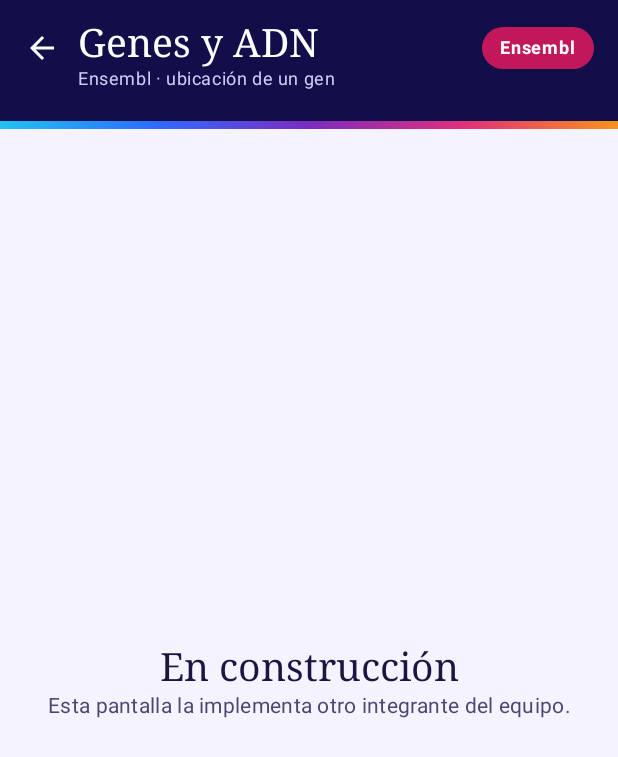
After one commit to Nox4dr1/android-app-API-Practica, an Android app built with Jetpack Compose: the GenesScreen screen opened through its navigation route, on a phone screen of 412 x 824 dp. The commit adds this screen. Shown: the top 757 px of the screen. Run offline under Robolectric (Android 15) with nearby library versions, the phone set to English and light mode, and no system bars.

Commit message:
feat: agrega menú, pantallas temporales y navegación

```diff
--- a/app/build.gradle.kts
+++ b/app/build.gradle.kts
@@ -45,6 +45,7 @@ dependencies {
     implementation(libs.androidx.compose.ui.tooling.preview)
     implementation(libs.androidx.core.ktx)
     implementation(libs.androidx.lifecycle.runtime.ktx)
+    implementation(libs.androidx.material3)
     testImplementation(libs.junit)
     androidTestImplementation(platform(libs.androidx.compose.bom))
     androidTestImplementation(libs.androidx.compose.ui.test.junit4)
--- /dev/null
+++ b/app/src/main/java/com/example/api_practica/ui/genes/GenesScreen.kt
@@ -0,0 +1,16 @@
+package com.example.api_practica.ui.genes
+
+import androidx.compose.runtime.Composable
+import com.example.api_practica.ui.components.PantallaEnConstruccion
+import com.example.api_practica.ui.theme.AcentoEnsembl
+
+@Composable
+fun GenesScreen(onVolver: () -> Unit) {
+    PantallaEnConstruccion(
+        titulo = "Genes y ADN",
+        subtitulo = "Ensembl · ubicación de un gen",
+        etiqueta = "Ensembl",
+        colorEtiqueta = AcentoEnsembl,
+        onVolver = onVolver
+    )
+}
--- /dev/null
+++ b/app/src/main/java/com/example/api_practica/ui/menu/MenuScreen.kt
@@ -0,0 +1,153 @@
+package com.example.api_practica.ui.menu
+
+import androidx.compose.foundation.BorderStroke
+import androidx.compose.foundation.Image
+import com.example.api_practica.R
+import androidx.compose.foundation.background
+import androidx.compose.foundation.layout.Arrangement
+import androidx.compose.foundation.layout.Box
+import androidx.compose.foundation.layout.Column
+import androidx.compose.foundation.layout.Row
+import androidx.compose.foundation.layout.fillMaxSize
+import androidx.compose.foundation.layout.fillMaxWidth
+import androidx.compose.foundation.layout.height
+import androidx.compose.foundation.layout.padding
+import androidx.compose.foundation.layout.size
+import androidx.compose.foundation.layout.statusBarsPadding
+import androidx.compose.foundation.shape.RoundedCornerShape
+import androidx.compose.material.icons.Icons
+import androidx.compose.material.icons.automirrored.filled.Article
+import androidx.compose.material.icons.automirrored.filled.KeyboardArrowRight
+import androidx.compose.material.icons.filled.Biotech
+import androidx.compose.material.icons.filled.Eco
+import androidx.compose.material.icons.filled.PhotoCamera
+import androidx.compose.material3.Card
+import androidx.compose.material3.CardDefaults
+import androidx.compose.material3.Icon
+import androidx.compose.material3.MaterialTheme
+import androidx.compose.material3.Text
+import androidx.compose.runtime.Composable
+import androidx.compose.ui.Alignment
+import androidx.compose.ui.Modifier
+import androidx.compose.ui.graphics.Brush
+import androidx.compose.ui.graphics.Color
+import androidx.compose.ui.graphics.vector.ImageVector
+import androidx.compose.ui.res.painterResource
+import androidx.compose.ui.res.stringResource
+import androidx.compose.ui.text.font.FontWeight
+import androidx.compose.ui.unit.dp
+import com.example.api_practica.ui.theme.AzulNoche
+import com.example.api_practica.ui.theme.AzulVivo
+import com.example.api_practica.ui.theme.BordeSuave
+import com.example.api_practica.ui.theme.DegradadoMarca
+import com.example.api_practica.ui.theme.Magenta
+import com.example.api_practica.ui.theme.Morado
+import com.example.api_practica.ui.theme.Naranja
+import com.example.api_practica.ui.theme.TextoSecundario
+import com.example.api_practica.ui.theme.TextoSobreNoche
+
+/**
+ * Menú principal: encabezado con logo y nombre de la app, y una tarjeta por API.
+ * Solo avisa el clic; no navega por sí mismo (eso lo decide AppNavigation).
+ */
+@Composable
+fun MenuScreen(
+    onIrAEspecies: () -> Unit,
+    onIrAArticulos: () -> Unit,
+    onIrAGenes: () -> Unit,
+    onIrATaxones: () -> Unit
+) {
+    Column(Modifier.fillMaxSize().background(MaterialTheme.colorScheme.background)) {
+        EncabezadoMenu()
+        Text(
+            "EXPLORA",
+            modifier = Modifier.padding(start = 20.dp, top = 20.dp, bottom = 10.dp),
+            style = MaterialTheme.typography.labelLarge,
+            color = TextoSecundario
+        )
+        Column(
+            modifier = Modifier.padding(horizontal = 20.dp),
+            verticalArrangement = Arrangement.spacedBy(10.dp)
+        ) {
+            OpcionMenu("Especies", "GBIF · clasificación de una especie", Icons.Filled.Eco, Naranja, onIrAEspecies)
+            OpcionMenu("Artículos científicos", "Crossref · publicaciones sobre un tema", Icons.AutoMirrored.Filled.Article, AzulVivo, onIrAArticulos)
+            OpcionMenu("Genes y ADN", "Ensembl · ubicación de un gen", Icons.Filled.Biotech, Magenta, onIrAGenes)
+            OpcionMenu("Fotos de especies", "iNaturalist · foto y nombre común", Icons.Filled.PhotoCamera, Morado, onIrATaxones)
+        }
+    }
+}
+
+/** Encabezado azul noche con el logo, el nombre y la franja de degradado. */
+@Composable
+private fun EncabezadoMenu() {
+    Column(
+        modifier = Modifier.fillMaxWidth().background(AzulNoche).statusBarsPadding()
+            .padding(start = 20.dp, end = 20.dp, top = 28.dp, bottom = 24.dp),
+        verticalArrangement = Arrangement.spacedBy(12.dp)
+    ) {
+        Row(
+            verticalAlignment = Alignment.CenterVertically,
+            horizontalArrangement = Arrangement.spacedBy(14.dp)
+        ) {
+            Image(
+                painter = painterResource(R.drawable.ic_logo),
+                contentDescription = "Logo: hélice de ADN que crece como un árbol",
+                modifier = Modifier.size(width = 62.dp, height = 72.dp)
+            )
+            Text(
+                stringResource(R.string.app_name),
+                style = MaterialTheme.typography.headlineLarge,
+                color = Color.White
+            )
+        }
+        Text(
+            "Una app para investigar especies y ADN desde tu celular.",
+            style = MaterialTheme.typography.bodyMedium,
+            color = TextoSobreNoche
+        )
+    }
+    Box(
+        Modifier.fillMaxWidth().height(5.dp)
+            .background(Brush.horizontalGradient(DegradadoMarca))
+    )
+}
+
+/** Tarjeta de una API: ícono en un cuadro de color, título, subtítulo y flecha. */
+@Composable
+private fun OpcionMenu(
+    titulo: String,
+    subtitulo: String,
+    icono: ImageVector,
+    color: Color,
+    onClick: () -> Unit
+) {
+    Card(
+        onClick = onClick,
+        modifier = Modifier.fillMaxWidth(),
+        shape = RoundedCornerShape(18.dp),
+        colors = CardDefaults.cardColors(containerColor = Color.White),
+        border = BorderStroke(1.dp, BordeSuave)
+    ) {
+        Row(
+            modifier = Modifier.padding(14.dp),
+            verticalAlignment = Alignment.CenterVertically,
+            horizontalArrangement = Arrangement.spacedBy(14.dp)
+        ) {
+            Box(
+                modifier = Modifier.size(52.dp).background(color, RoundedCornerShape(16.dp)),
+                contentAlignment = Alignment.Center
+            ) {
+                Icon(icono, contentDescription = null, tint = Color.White)
+            }
+            Column(Modifier.weight(1f)) {
+                Text(titulo, style = MaterialTheme.typography.titleMedium, fontWeight = FontWeight.SemiBold)
+                Text(subtitulo, style = MaterialTheme.typography.bodySmall, color = TextoSecundario)
+            }
+            Icon(
+                Icons.AutoMirrored.Filled.KeyboardArrowRight,
+                contentDescription = null,
+                tint = TextoSecundario
+            )
+        }
+    }
+}
--- /dev/null
+++ b/app/src/main/java/com/example/api_practica/ui/navigation/AppNavigation.kt
@@ -0,0 +1,42 @@
+package com.example.api_practica.ui.navigation
+
+import androidx.compose.runtime.Composable
+import androidx.navigation.compose.NavHost
+import androidx.navigation.compose.composable
+import androidx.navigation.compose.rememberNavController
+import com.example.api_practica.ui.articulos.ArticulosScreen
+import com.example.api_practica.ui.especies.EspeciesScreen
+import com.example.api_practica.ui.genes.GenesScreen
+import com.example.api_practica.ui.menu.MenuScreen
+import com.example.api_practica.ui.taxones.TaxonesScreen
+
+private const val RUTA_MENU = "menu"
+private const val RUTA_ESPECIES = "especies"
+private const val RUTA_ARTICULOS = "articulos"
+private const val RUTA_GENES = "genes"
+private const val RUTA_TAXONES = "taxones"
+
+/**
+ * Grafo de navegación: "menu" (inicio) -> cada una de las 4 pantallas.
+ * Cada pantalla recibe solo `onVolver`, así ninguna depende de las otras.
+ */
+@Composable
+fun AppNavigation() {
+    val navController = rememberNavController()
+    val volver: () -> Unit = { navController.popBackStack() }
+
+    NavHost(navController = navController, startDestination = RUTA_MENU) {
+        composable(RUTA_MENU) {
+            MenuScreen(
+                onIrAEspecies = { navController.navigate(RUTA_ESPECIES) },
+                onIrAArticulos = { navController.navigate(RUTA_ARTICULOS) },
+                onIrAGenes = { navController.navigate(RUTA_GENES) },
+                onIrATaxones = { navController.navigate(RUTA_TAXONES) }
+            )
+        }
+        composable(RUTA_ESPECIES) { EspeciesScreen(onVolver = volver) }
+        composable(RUTA_ARTICULOS) { ArticulosScreen(onVolver = volver) }
+        composable(RUTA_GENES) { GenesScreen(onVolver = volver) }
+        composable(RUTA_TAXONES) { TaxonesScreen(onVolver = volver) }
+    }
+}
--- a/gradle/libs.versions.toml
+++ b/gradle/libs.versions.toml
@@ -8,6 +8,7 @@ lifecycleRuntimeKtx = "2.11.0"
 activityCompose = "1.13.0"
 kotlin = "2.2.10"
 composeBom = "2026.02.01"
+material3 = "1.5.0"
 
 [libraries]
 androidx-core-ktx = { group = "androidx.core", name = "core-ktx", version.ref = "coreKtx" }
@@ -24,6 +25,7 @@ androidx-compose-ui-tooling-preview = { group = "androidx.compose.ui", name = "u
 androidx-compose-ui-test-manifest = { group = "androidx.compose.ui", name = "ui-test-manifest" }
 androidx-compose-ui-test-junit4 = { group = "androidx.compose.ui", name = "ui-test-junit4" }
 androidx-compose-material3 = { group = "androidx.compose.material3", name = "material3" }
+androidx-material3 = { group = "androidx.compose.material3", name = "material3", version.ref = "material3" }
 
 [plugins]
 android-application = { id = "com.android.application", version.ref = "agp" }
```
Also changed, not shown: app/src/main/java/com/example/api_practica/MainActivity.kt (+2 -22 lines), app/src/main/java/com/example/api_practica/ui/articulos/ArticulosScreen.kt (added, +16 -0 lines), app/src/main/java/com/example/api_practica/ui/especies/EspeciesScreen.kt (added, +16 -0 lines), app/src/main/java/com/example/api_practica/ui/taxones/TaxonesScreen.kt (added, +16 -0 lines).
